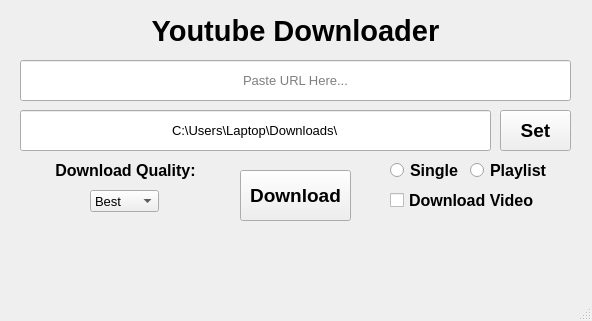
The window that Graphics.ui (bytesenseidk/Youtube-Downloader) describes before a commit, drawn with Qt 5.
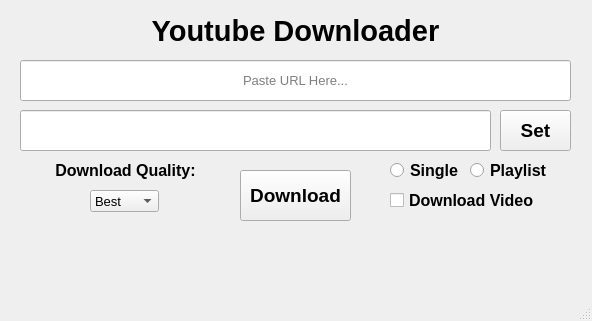
The same window after the commit.

Commit message: Path field update

Patch:
```diff
--- a/Graphics.ui
+++ b/Graphics.ui
@@ -145,7 +145,7 @@
      </font>
     </property>
     <property name="text">
-     <string>C:\Users\Laptop\Downloads\</string>
+     <string/>
     </property>
     <property name="alignment">
      <set>Qt::AlignCenter</set>
```
The commit also changes 2 other files.
